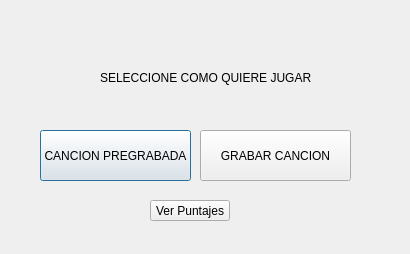
The window that GUILBass/forms/menujugar.ui (mgoyret/UTN_FRBA_INFO_II_2020_TPO_LASER-BASS) describes before a commit, drawn with Qt 5.
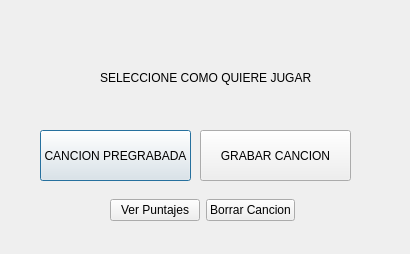
The same window after the commit.

Commit message: Posibilidad de borrar

Diff of the .ui file:
```diff
--- a/GUILBass/forms/menujugar.ui
+++ b/GUILBass/forms/menujugar.ui
@@ -52,18 +52,31 @@
     <string>SELECCIONE COMO QUIERE JUGAR</string>
    </property>
   </widget>
-  <widget class="QPushButton" name="PBpuntajes">
+  <widget class="QWidget" name="horizontalLayoutWidget">
    <property name="geometry">
     <rect>
-     <x>150</x>
-     <y>200</y>
-     <width>80</width>
-     <height>21</height>
+     <x>110</x>
+     <y>190</y>
+     <width>185</width>
+     <height>41</height>
     </rect>
    </property>
+   <layout class="QHBoxLayout" name="horizontalLayout">
+    <item>
+     <widget class="QPushButton" name="PBpuntajes">
    <property name="text">
     <string>Ver Puntajes</string>
    </property>
+     </widget>
+    </item>
+    <item>
+     <widget class="QPushButton" name="PBborrar">
+      <property name="text">
+       <string>Borrar Cancion</string>
+      </property>
+     </widget>
+    </item>
+   </layout>
   </widget>
  </widget>
  <resources/>
```
Lines whose indentation alone changed are shown as unchanged. The commit also changes 9 other files.
